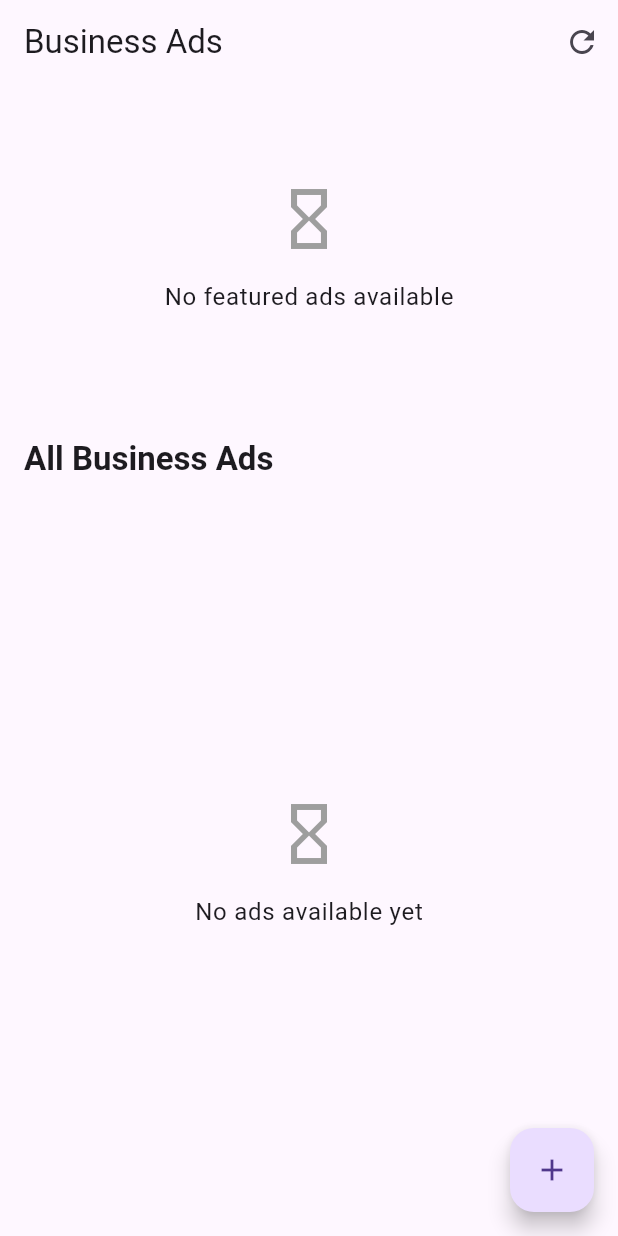
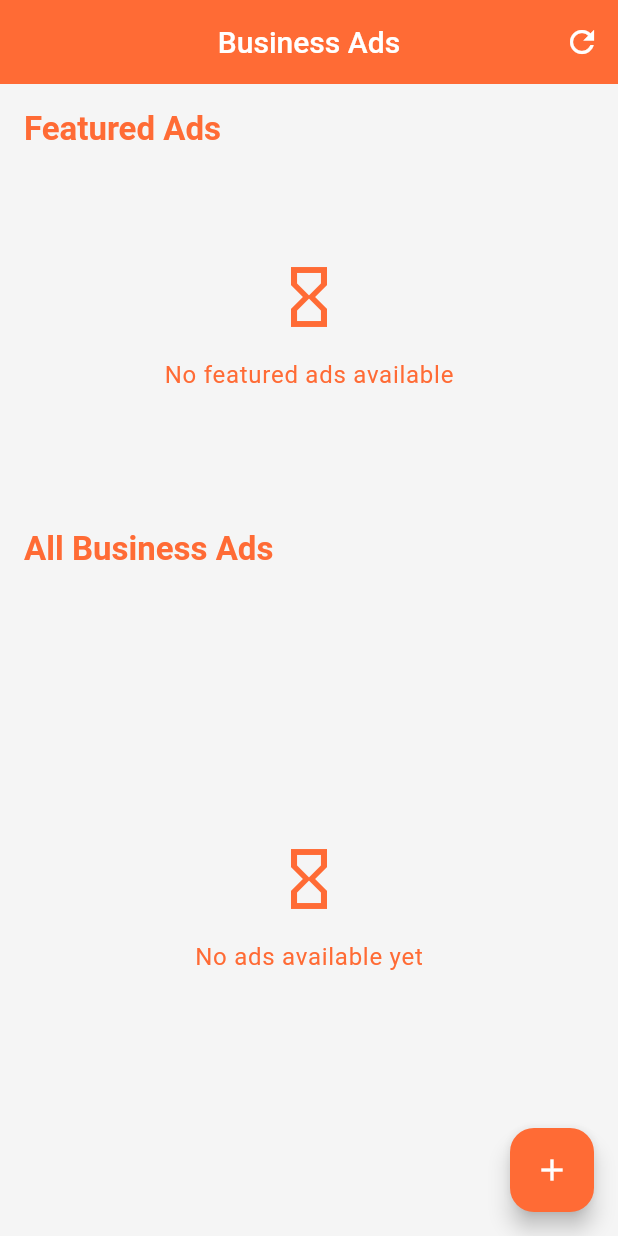
Before and after one commit to Villus007/Business-Ads-Project, a Flutter app: the screen it shows after launch, on a phone screen of 412 x 824 dp. Run offline on Flutter 3.47's test engine with Material 3 defaults, Android fonts, the phone set to English and light mode, and no system bars; our stand-ins replace cached_network_image, flutter_image_compress, image_picker; network calls fail.

Commit message:
Apply WeDeshi-style UI design to business_home_screen.dart - Updated color scheme to use WeDeshi orange (#FF6B35) - Maintained all original functionality (API calls, featured ads, grid layout) - Enhanced visual styling with gradient cards and consistent theming

```diff
--- a/lib/screens/business_home_screen.dart
+++ b/lib/screens/business_home_screen.dart
@@ -47,11 +47,22 @@ class _BusinessHomeScreenState extends State<BusinessHomeScreen> {
   @override
   Widget build(BuildContext context) {
     return Scaffold(
+      backgroundColor: const Color(0xFFF5F5F5),
       appBar: AppBar(
-        title: const Text('Business Ads'),
+        backgroundColor: const Color(0xFFFF6B35),
+        elevation: 0,
+        title: const Text(
+          'Business Ads',
+          style: TextStyle(
+            color: Colors.white,
+            fontSize: 20,
+            fontWeight: FontWeight.w500,
+          ),
+        ),
+        centerTitle: true,
         actions: [
           IconButton(
-            icon: const Icon(Icons.refresh),
+            icon: const Icon(Icons.refresh, color: Colors.white),
             onPressed: _loadData,
             tooltip: 'Refresh',
           ),
@@ -59,8 +70,26 @@ class _BusinessHomeScreenState extends State<BusinessHomeScreen> {
       ),
       body: RefreshIndicator(
         onRefresh: _handleRefresh,
+        color: const Color(0xFFFF6B35),
         child: CustomScrollView(
           slivers: [
+            const SliverToBoxAdapter(child: SizedBox(height: 16)),
+
+            // Featured Ads Section Header
+            SliverPadding(
+              padding: const EdgeInsets.symmetric(horizontal: 16),
+              sliver: SliverToBoxAdapter(
+                child: Text(
+                  'Featured Ads',
+                  style: Theme.of(context).textTheme.titleLarge?.copyWith(
+                    fontWeight: FontWeight.bold,
+                    color: const Color(0xFFFF6B35),
+                  ),
+                ),
+              ),
+            ),
+            const SliverToBoxAdapter(child: SizedBox(height: 8)),
+
             // Featured Ads Section
             SliverToBoxAdapter(
               child: SizedBox(
@@ -69,7 +98,13 @@ class _BusinessHomeScreenState extends State<BusinessHomeScreen> {
                   future: _featuredAdsFuture,
                   builder: (context, snapshot) {
                     if (snapshot.connectionState == ConnectionState.waiting) {
-                      return const Center(child: CircularProgressIndicator());
+                      return const Center(
+                        child: CircularProgressIndicator(
+                          valueColor: AlwaysStoppedAnimation<Color>(
+                            Color(0xFFFF6B35),
+                          ),
+                        ),
+                      );
                     }
                     if (snapshot.hasError) {
                       return _buildErrorWidget('Failed to load featured ads');
@@ -85,8 +120,8 @@ class _BusinessHomeScreenState extends State<BusinessHomeScreen> {
                         padding: const EdgeInsets.only(right: 12),
                         child: SizedBox(
                           width: 300,
-                          child: AdCard(
-                            ad: snapshot.data![index],
+                          child: _buildStyledAdCard(
+                            snapshot.data![index],
                             isFeatured: true,
                           ),
                         ),
@@ -96,7 +131,7 @@ class _BusinessHomeScreenState extends State<BusinessHomeScreen> {
                 ),
               ),
             ),
-            const SliverToBoxAdapter(child: SizedBox(height: 16)),
+            const SliverToBoxAdapter(child: SizedBox(height: 24)),
 
             // All Ads Section Header
             SliverPadding(
@@ -104,9 +139,10 @@ class _BusinessHomeScreenState extends State<BusinessHomeScreen> {
               sliver: SliverToBoxAdapter(
                 child: Text(
                   'All Business Ads',
-                  style: Theme.of(
-                    context,
-                  ).textTheme.titleLarge?.copyWith(fontWeight: FontWeight.bold),
+                  style: Theme.of(context).textTheme.titleLarge?.copyWith(
+                    fontWeight: FontWeight.bold,
+                    color: const Color(0xFFFF6B35),
+                  ),
                 ),
               ),
             ),
@@ -117,8 +153,14 @@ class _BusinessHomeScreenState extends State<BusinessHomeScreen> {
               future: _allAdsFuture,
               builder: (context, snapshot) {
                 if (snapshot.connectionState == ConnectionState.waiting) {
-                  return SliverFillRemaining(
-                    child: Center(child: CircularProgressIndicator()),
+                  return const SliverFillRemaining(
+                    child: Center(
+                      child: CircularProgressIndicator(
+                        valueColor: AlwaysStoppedAnimation<Color>(
+                          Color(0xFFFF6B35),
+                        ),
+                      ),
+                    ),
                   );
                 }
                 if (snapshot.hasError) {
@@ -139,30 +181,57 @@ class _BusinessHomeScreenState extends State<BusinessHomeScreen> {
                           crossAxisCount: 2,
                           mainAxisSpacing: 12,
                           crossAxisSpacing: 12,
-                          childAspectRatio:
-                              0.9, // Adjusted for fixed height cards
+                          childAspectRatio: 0.9,
                         ),
                     delegate: SliverChildBuilderDelegate(
-                      (context, index) => AdCard(ad: snapshot.data![index]),
+                      (context, index) =>
+                          _buildStyledAdCard(snapshot.data![index]),
                       childCount: snapshot.data!.length,
                     ),
                   ),
                 );
               },
             ),
+            const SliverToBoxAdapter(child: SizedBox(height: 80)),
           ],
         ),
       ),
       floatingActionButton: FloatingActionButton(
         heroTag: "add",
+        backgroundColor: const Color(0xFFFF6B35),
+        foregroundColor: Colors.white,
         onPressed: () async {
           final result = await Navigator.push<bool>(
             context,
             MaterialPageRoute(builder: (ctx) => const AddBusinessScreen()),
           );
-          if (result == true) _loadData(); // Refresh if new ad was added
+          if (result == true) _loadData();
         },
         child: const Icon(Icons.add),
+      ),
+    );
+  }
+
+  Widget _buildStyledAdCard(BusinessAd ad, {bool isFeatured = false}) {
+    return Card(
+      elevation: 4,
+      shape: RoundedRectangleBorder(borderRadius: BorderRadius.circular(16)),
+      child: Container(
+        decoration: BoxDecoration(
+          borderRadius: BorderRadius.circular(16),
+          gradient: isFeatured
+              ? const LinearGradient(
+                  colors: [Color(0xFFFF6B35), Color(0xFFFF8A65)],
+                  begin: Alignment.topLeft,
+                  end: Alignment.bottomRight,
+                )
+              : null,
+          color: isFeatured ? null : Colors.white,
+          border: isFeatured
+              ? null
+              : Border.all(color: const Color(0xFFFF6B35).withOpacity(0.3)),
+        ),
+        child: AdCard(ad: ad, isFeatured: isFeatured),
       ),
     );
   }
@@ -172,10 +241,23 @@ class _BusinessHomeScreenState extends State<BusinessHomeScreen> {
       child: Column(
         mainAxisAlignment: MainAxisAlignment.center,
         children: [
-          const Icon(Icons.error_outline, size: 48, color: Colors.red),
+          const Icon(Icons.error_outline, size: 48, color: Color(0xFFFF6B35)),
           const SizedBox(height: 16),
-          Text(message, style: Theme.of(context).textTheme.bodyLarge),
-          TextButton(onPressed: _loadData, child: const Text('Retry')),
+          Text(
+            message,
+            style: Theme.of(
+              context,
+            ).textTheme.bodyLarge?.copyWith(color: const Color(0xFFFF6B35)),
+          ),
+          const SizedBox(height: 8),
+          ElevatedButton(
+            onPressed: _loadData,
+            style: ElevatedButton.styleFrom(
+              backgroundColor: const Color(0xFFFF6B35),
+              foregroundColor: Colors.white,
+            ),
+            child: const Text('Retry'),
+          ),
         ],
       ),
     );
@@ -186,9 +268,14 @@ class _BusinessHomeScreenState extends State<BusinessHomeScreen> {
       child: Column(
         mainAxisAlignment: MainAxisAlignment.center,
         children: [
-          const Icon(Icons.hourglass_empty, size: 48, color: Colors.grey),
+          const Icon(Icons.hourglass_empty, size: 48, color: Color(0xFFFF6B35)),
           const SizedBox(height: 16),
-          Text(message, style: Theme.of(context).textTheme.bodyLarge),
+          Text(
+            message,
+            style: Theme.of(
+              context,
+            ).textTheme.bodyLarge?.copyWith(color: const Color(0xFFFF6B35)),
+          ),
         ],
       ),
     );
```
